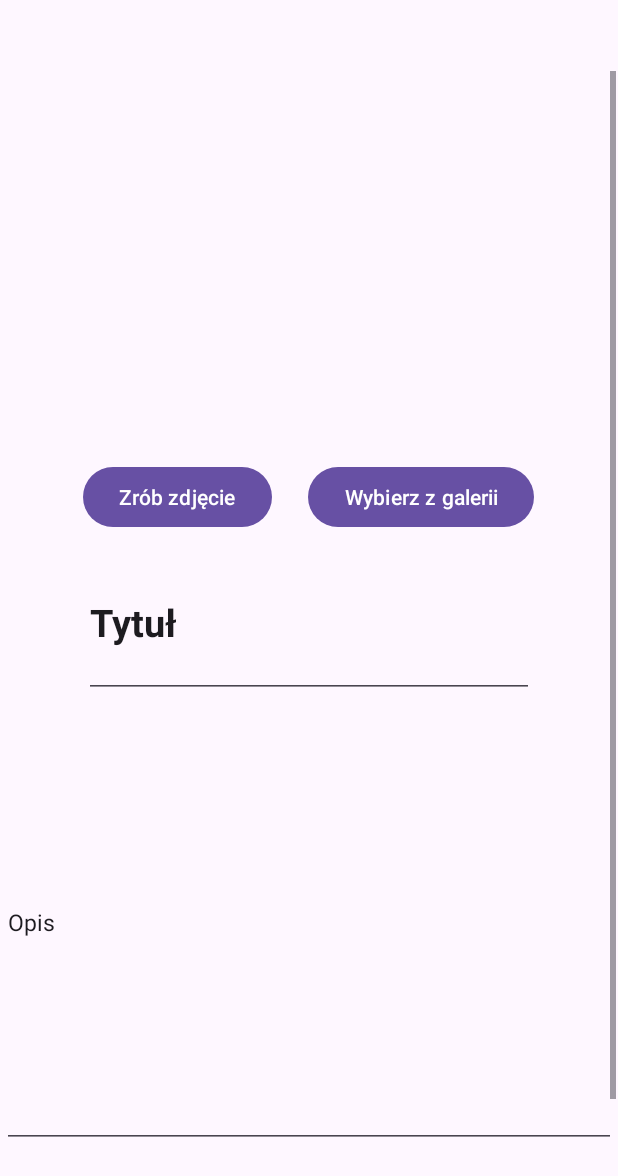
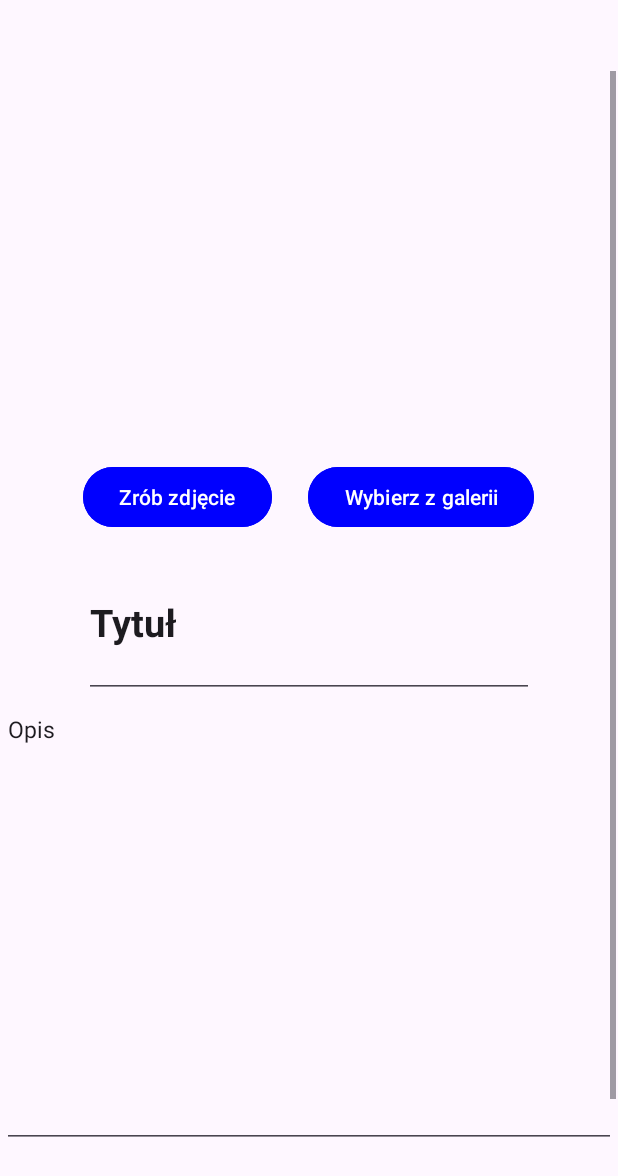
Before and after one commit to RadzkiK/MemoryApp, an Android app: the screen it shows after launch (MainActivity), after a tap on "Dodaj", on a phone screen of 412 x 824 dp. Shown: the top 1176 px of the screen. Run offline under Robolectric (Android 15) with nearby library versions, the phone set to English and light mode, and no system bars; our stand-ins replace Room's generated code.

```diff
--- /dev/null
+++ b/app/src/main/java/com/example/myproject/Database/MemoriesDatabase.java
@@ -0,0 +1,27 @@
+package com.example.myproject.Database;
+
+import android.content.Context;
+
+import androidx.room.Database;
+import androidx.room.Room;
+import androidx.room.RoomDatabase;
+
+@Database(entities = {MemoryClass.class}, version = 1)
+public abstract class MemoriesDatabase extends RoomDatabase {
+
+    private static final  String DB_NAME = "memoriesDB";
+    private static MemoriesDatabase instance;
+
+
+
+    public static synchronized MemoriesDatabase getInstance(Context context) {
+        if(instance == null) {
+            instance = Room.databaseBuilder(context.getApplicationContext(), MemoriesDatabase.class, DB_NAME)
+                    .fallbackToDestructiveMigration()
+                    .build();
+        }
+
+        return instance;
+    }
+    public abstract MemoriesDao memoriesDao();
+}
--- a/app/src/main/java/com/example/myproject/MainActivity.java
+++ b/app/src/main/java/com/example/myproject/MainActivity.java
@@ -8,14 +8,19 @@ import android.content.Context;
 import android.os.Bundle;
 import android.widget.Button;
 
+import com.example.myproject.Database.MemoriesDatabase;
+
 public class MainActivity extends AppCompatActivity {
 
    // public static Context MyAppsContext;
+    private MemoriesDatabase memoriesDatabase;
 
     @Override
     protected void onCreate(Bundle savedInstanceState) {
         super.onCreate(savedInstanceState);
         setContentView(R.layout.activity_main);
+
+        memoriesDatabase = MemoriesDatabase.getInstance(getApplicationContext());
         //MyAppsContext = getApplicationContext();
     }
 
--- a/app/src/main/java/com/example/myproject/add_memory.java
+++ b/app/src/main/java/com/example/myproject/add_memory.java
@@ -95,11 +95,6 @@ public class add_memory extends Fragment {
             imagePath = getArguments().getString(ARG_PARAM1);
             mParam2 = getArguments().getString(ARG_PARAM2);
         }
-
-//        if(imagePath == null) {
-//            imagePath = savedInstanceState.getString("iPath");
-//            //imageView.setImageURI(Uri.parse(imagePath));
-//        }
 
 
     }
--- a/app/src/main/res/layout/fragment_add_memory.xml
+++ b/app/src/main/res/layout/fragment_add_memory.xml
@@ -33,6 +33,8 @@
                     android:layout_width="wrap_content"
                     android:layout_height="wrap_content"
                     android:text="Zrób zdjęcie"
+                    android:backgroundTint="#0000ff"
+                    android:textColor="#FFFFFF"
                     android:layout_marginHorizontal="12dp"/>
 
                 <Button
@@ -40,6 +42,8 @@
                     android:layout_width="wrap_content"
                     android:layout_height="wrap_content"
                     android:text="Wybierz z galerii"
+                    android:textColor="#FFFFFF"
+                    android:backgroundTint="#0000ff"
                     android:layout_marginHorizontal="12dp"/>
 
             </LinearLayout>
@@ -61,8 +65,9 @@
                 android:layout_height="300dp"
                 android:inputType="textMultiLine"
                 android:text="Opis"
+                android:textSize="15dp"
                 android:textAlignment="textStart"
-                android:textSize="15dp"
+                android:gravity="start"
                 tools:ignore="TextSizeCheck" />
 
             <Button
@@ -71,7 +76,9 @@
                 android:layout_height="wrap_content"
                 android:text="Dodaj"
                 android:layout_gravity="center"
+                android:textColor="#FFFFFF"
                 android:layout_marginTop="10dp"
+                android:backgroundTint="#0000ff"
                 />
 
         </LinearLayout>
--- a/app/src/main/res/layout/fragment_camera.xml
+++ b/app/src/main/res/layout/fragment_camera.xml
@@ -17,6 +17,8 @@
         android:layout_width="wrap_content"
         android:layout_height="wrap_content"
         android:text="Zrób zdjęcie"
+        android:backgroundTint = "#0000ff"
+        android:textColor="#FFFFFF"
         android:layout_gravity="center|bottom"/>
 
     <ImageView
--- a/app/src/main/res/layout/fragment_home.xml
+++ b/app/src/main/res/layout/fragment_home.xml
@@ -67,6 +67,7 @@
             android:padding="15dp"
             android:layout_marginVertical="25dp"
             android:layout_gravity="center"
+            android:textColor="#FFFFFF"
             android:backgroundTint = "#0000ff"
             android:text="Dodaj"
             android:textSize="20dp" />
@@ -78,6 +79,7 @@
             android:padding="15dp"
             android:layout_marginVertical="25dp"
             android:layout_gravity="center"
+            android:textColor="#FFFFFF"
             android:backgroundTint = "#0000ff"
             android:text="Przeglądaj wszystkie"
             android:textSize="20dp" />
--- a/app/src/main/res/layout/fragment_memory.xml
+++ b/app/src/main/res/layout/fragment_memory.xml
@@ -59,6 +59,8 @@
             android:layout_height="wrap_content"
             android:text="Wyjdź"
             android:layout_gravity="center"
+            android:backgroundTint = "#0000ff"
+            android:textColor="#FFFFFF"
             android:layout_margin="10dp"/>
     </LinearLayout>
     </ScrollView>
```
